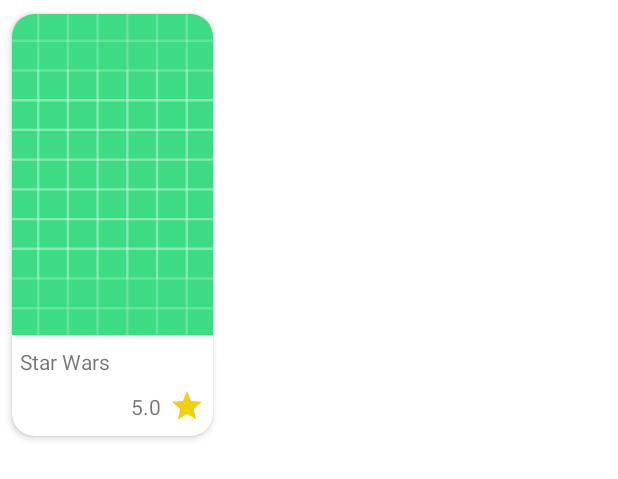
After one commit to ModernBookLibraryTeam/Modern-Book-Library, an Android app: the layout main_screen_lists_item.xml on its own in the app's theme, with its tools: preview values and no code run, on a phone screen of 412 x 824 dp. The commit adds this screen. Shown: the top 479 px of the screen. Run offline under Robolectric (Android 15) with nearby library versions, the phone set to English and light mode, and no system bars.

Commit message:
Для MainScreen cвёрстаны макеты экрана и RecyclerView Item

```diff
--- /dev/null
+++ b/app/src/main/res/drawable/ic_baseline_star_24_yellow.xml
@@ -0,0 +1,5 @@
+<vector android:height="24dp" android:tint="#F0D017"
+    android:viewportHeight="24" android:viewportWidth="24"
+    android:width="24dp" xmlns:android="http://schemas.android.com/apk/res/android">
+    <path android:fillColor="@android:color/white" android:pathData="M12,17.27L18.18,21l-1.64,-7.03L22,9.24l-7.19,-0.61L12,2 9.19,8.63 2,9.24l5.46,4.73L5.82,21z"/>
+</vector>
--- /dev/null
+++ b/app/src/main/res/drawable/ic_baseline_star_border_24.xml
@@ -0,0 +1,5 @@
+<vector android:height="24dp" android:tint="#000000"
+    android:viewportHeight="24" android:viewportWidth="24"
+    android:width="24dp" xmlns:android="http://schemas.android.com/apk/res/android">
+    <path android:fillColor="@android:color/white" android:pathData="M22,9.24l-7.19,-0.62L12,2 9.19,8.63 2,9.24l5.46,4.73L5.82,21 12,17.27 18.18,21l-1.63,-7.03L22,9.24zM12,15.4l-3.76,2.27 1,-4.28 -3.32,-2.88 4.38,-0.38L12,6.1l1.71,4.04 4.38,0.38 -3.32,2.88 1,4.28L12,15.4z"/>
+</vector>
--- /dev/null
+++ b/app/src/main/res/layout/main_screen_lists_item.xml
@@ -0,0 +1,48 @@
+<?xml version="1.0" encoding="utf-8"?>
+<com.google.android.material.card.MaterialCardView xmlns:android="http://schemas.android.com/apk/res/android"
+    xmlns:app="http://schemas.android.com/apk/res-auto"
+    xmlns:tools="http://schemas.android.com/tools"
+    android:id="@+id/main_screen_lists_item_container_card_view"
+    style="@style/main_screen_lists_item_card_view_style">
+
+    <androidx.constraintlayout.widget.ConstraintLayout
+        android:id="@+id/main_screen_lists_item_container_constraint_layout"
+        android:layout_width="match_parent"
+        android:layout_height="match_parent">
+
+        <com.google.android.material.imageview.ShapeableImageView
+            android:id="@+id/main_screen_lists_item_image_imageview"
+            style="@style/main_screen_lists_item_image_style"
+            app:layout_constraintBottom_toTopOf="@id/main_screen_lists_item_title"
+            app:layout_constraintEnd_toEndOf="parent"
+            app:layout_constraintStart_toStartOf="parent"
+            app:layout_constraintTop_toTopOf="parent"
+            tools:src="@drawable/ic_launcher_background" />
+
+        <com.google.android.material.textview.MaterialTextView
+            android:id="@+id/main_screen_lists_item_title"
+            style="@style/main_screen_lists_item_title_style"
+            app:layout_constraintBottom_toBottomOf="@id/main_screen_lists_item_grade_textview"
+            app:layout_constraintBottom_toTopOf="@id/main_screen_lists_item_grade_star_imageview"
+            app:layout_constraintStart_toStartOf="parent"
+            app:layout_constraintTop_toBottomOf="@id/main_screen_lists_item_image_imageview"
+            tools:text="Star Wars" />
+
+        <com.google.android.material.textview.MaterialTextView
+            android:id="@+id/main_screen_lists_item_grade_textview"
+            style="@style/main_screen_lists_item_grade_text_style"
+            app:layout_constraintBottom_toBottomOf="@id/main_screen_lists_item_grade_star_imageview"
+            app:layout_constraintEnd_toStartOf="@id/main_screen_lists_item_grade_star_imageview"
+            app:layout_constraintTop_toTopOf="@id/main_screen_lists_item_grade_star_imageview"
+            tools:text="5.0" />
+
+        <com.google.android.material.imageview.ShapeableImageView
+            android:id="@+id/main_screen_lists_item_grade_star_imageview"
+            style="@style/main_screen_lists_item_grade_star_style"
+            app:layout_constraintBottom_toBottomOf="parent"
+            app:layout_constraintEnd_toEndOf="parent"
+            app:layout_constraintTop_toBottomOf="@id/main_screen_lists_item_title" />
+
+    </androidx.constraintlayout.widget.ConstraintLayout>
+
+</com.google.android.material.card.MaterialCardView>
--- a/app/src/main/res/values/dimens.xml
+++ b/app/src/main/res/values/dimens.xml
@@ -2,4 +2,16 @@
 <resources>
     <dimen name="_0dp">0dp</dimen>
     <dimen name="main_screen_list_container_padding">16dp</dimen>
+    <dimen name="main_screen_label_margin_bottom">8dp</dimen>
+    <dimen name="main_screen_label_margin_top">8dp</dimen>
+    <dimen name="main_screen_lists_item_card_view_width">150dp</dimen>
+    <dimen name="main_screen_lists_item_card_view_height">300dp</dimen>
+    <dimen name="main_screen_lists_item_card_view_elevation">3dp</dimen>
+    <dimen name="main_screen_lists_item_card_view_corner_radius">15dp</dimen>
+    <dimen name="main_screen_lists_item_title_margin_start">5dp</dimen>
+    <dimen name="main_screen_lists_item_title_margin_top">8dp</dimen>
+    <dimen name="main_screen_lists_item_title_margin_bottom">8dp</dimen>
+    <dimen name="main_screen_lists_item_grade_text_margin_end">5dp</dimen>
+    <dimen name="main_screen_lists_item_grade_star_margin_end">5dp</dimen>
+    <dimen name="main_screen_lists_item_grade_star_margin_bottom">8dp</dimen>
 </resources>
--- /dev/null
+++ b/app/src/main/res/values/styles.xml
@@ -0,0 +1,62 @@
+<?xml version="1.0" encoding="utf-8"?>
+<resources>
+
+    <style name="main_screen_first_label_style">
+        <item name="android:layout_width">wrap_content</item>
+        <item name="android:layout_height">wrap_content</item>
+        <item name="android:layout_marginBottom">@dimen/main_screen_label_margin_bottom</item>
+        <item name="android:textStyle">bold</item>
+        <item name="textAllCaps">true</item>
+    </style>
+
+    <style name="main_screen_label_style">
+        <item name="android:layout_width">wrap_content</item>
+        <item name="android:layout_height">wrap_content</item>
+        <item name="android:layout_marginTop">@dimen/main_screen_label_margin_top</item>
+        <item name="android:layout_marginBottom">@dimen/main_screen_label_margin_bottom</item>
+        <item name="android:textStyle">bold</item>
+        <item name="textAllCaps">true</item>
+    </style>
+
+    <style name="main_screen_lists_item_card_view_style">
+        <item name="android:layout_width">@dimen/main_screen_lists_item_card_view_width</item>
+        <item name="android:layout_height">@dimen/main_screen_lists_item_card_view_height</item>
+        <item name="cardElevation">@dimen/main_screen_lists_item_card_view_elevation</item>
+        <item name="cardUseCompatPadding">true</item>
+        <item name="cardCornerRadius">@dimen/main_screen_lists_item_card_view_corner_radius</item>
+    </style>
+
+    <style name="main_screen_lists_item_image_style">
+        <item name="android:layout_width">@dimen/_0dp</item>
+        <item name="android:layout_height">@dimen/_0dp</item>
+        <item name="android:scaleType">centerCrop</item>
+    </style>
+
+    <style name="main_screen_lists_item_title_style">
+        <item name="android:layout_width">wrap_content</item>
+        <item name="android:layout_height">wrap_content</item>
+        <item name="android:layout_marginStart">@dimen/main_screen_lists_item_title_margin_start
+        </item>
+        <item name="android:layout_marginTop">@dimen/main_screen_lists_item_title_margin_top</item>
+        <item name="android:layout_marginBottom">@dimen/main_screen_lists_item_title_margin_bottom
+        </item>
+    </style>
+
+    <style name="main_screen_lists_item_grade_text_style">
+        <item name="android:layout_width">wrap_content</item>
+        <item name="android:layout_height">wrap_content</item>
+        <item name="android:layout_marginEnd">@dimen/main_screen_lists_item_grade_text_margin_end
+        </item>
+    </style>
+
+    <style name="main_screen_lists_item_grade_star_style">
+        <item name="android:layout_width">wrap_content</item>
+        <item name="android:layout_height">wrap_content</item>
+        <item name="android:src">@drawable/ic_baseline_star_24_yellow</item>
+        <item name="android:layout_marginEnd">@dimen/main_screen_lists_item_grade_star_margin_end
+        </item>
+        <item name="android:layout_marginBottom">
+            @dimen/main_screen_lists_item_grade_star_margin_bottom
+        </item>
+    </style>
+</resources>
```
Also changed, not shown: app/src/main/java/gu_android_team/modernbooklibrary/MainActivity.kt (+9 -1 lines), app/src/main/java/gu_android_team/modernbooklibrary/ui/mainscreen/MainScreenFragment.kt (+3 -46 lines), app/src/main/res/layout/fragment_main_screen.xml (+14 -12 lines).
